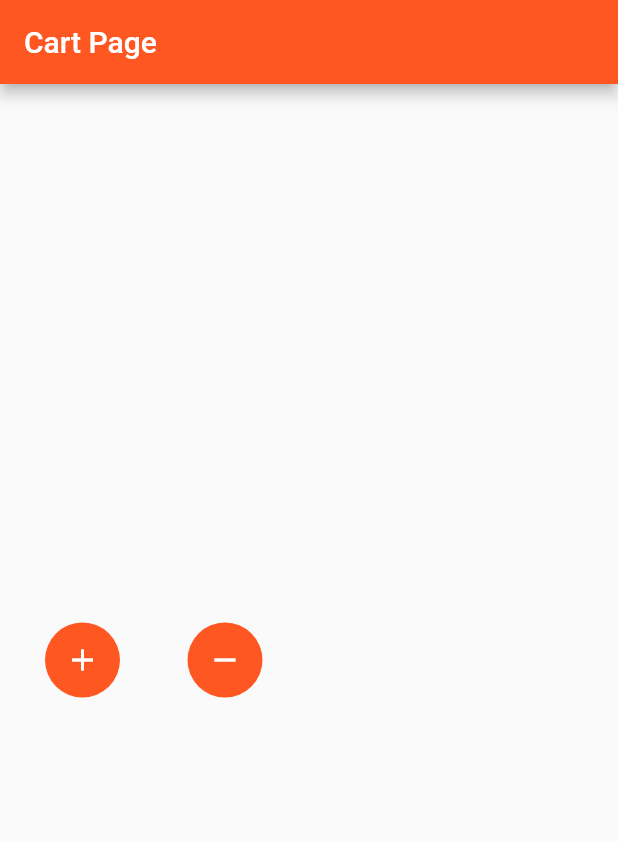
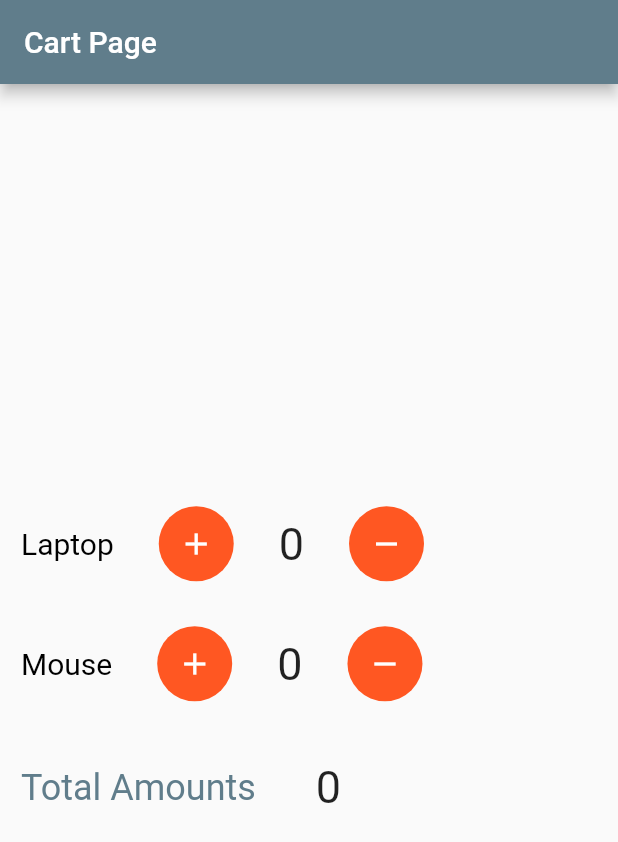
Before and after one commit to k-ayyy/state-management-getx, a Flutter app: the screen it shows after launch, on a phone screen of 412 x 824 dp. Shown: the top 842 px of the screen. Run offline on Flutter 3.47's test engine with Material 2 defaults, Android fonts, the phone set to English and light mode, and no system bars; our stand-ins replace get.

Commit message:
final commit

```diff
--- a/lib/main.dart
+++ b/lib/main.dart
@@ -15,7 +15,7 @@ class MyApp extends StatelessWidget {
       debugShowCheckedModeBanner: false,
       title: "Cart Counter",
       theme: ThemeData(
-        primarySwatch: Colors.deepOrange,
+        primarySwatch: Colors.blueGrey,
         //  visualDensity: VisualDensity.adaptivePlatformDensity,
       ),
       home: CartPage(),
--- a/lib/views/cart_page.dart
+++ b/lib/views/cart_page.dart
@@ -16,13 +16,23 @@ class CartPage extends StatelessWidget {
       ),
       body: SafeArea(
         bottom: false,
-        child: Container(
-          padding: EdgeInsets.all(30),
+        child: Padding(
+          padding: const EdgeInsets.all(14.0),
           child: Column(
             mainAxisAlignment: MainAxisAlignment.center,
             children: <Widget>[
               Row(
                 children: <Widget>[
+                  Text(
+                    "Laptop",
+                    style: TextStyle(
+                      color: Colors.black,
+                      fontSize: 20,
+                    ),
+                  ),
+                  SizedBox(
+                    width: 30,
+                  ),
                   Container(
                     height: 50,
                     width: 50,
@@ -35,11 +45,20 @@ class CartPage extends StatelessWidget {
                         Icons.add,
                         color: Colors.white,
                       ),
-                      onPressed: () => null,
+                      onPressed: () => cartController.incrementLaptop(),
                     ),
                   ),
                   SizedBox(
-                    width: 45,
+                    width: 30,
+                  ),
+                  Obx(() => Text(
+                        "${cartController.laptopCounter.toString()}",
+                        style: TextStyle(
+                          fontSize: 30,
+                        ),
+                      )), // display the counter
+                  SizedBox(
+                    width: 30,
                   ),
                   Container(
                     height: 50,
@@ -53,7 +72,91 @@ class CartPage extends StatelessWidget {
                         Icons.remove,
                         color: Colors.white,
                       ),
-                      onPressed: () => null,
+                      onPressed: () => cartController.decrementLaptop()(),
+                    ),
+                  ),
+                ],
+              ),
+              SizedBox(
+                height: 30,
+              ),
+              Row(
+                children: <Widget>[
+                  Text(
+                    "Mouse",
+                    style: TextStyle(
+                      color: Colors.black,
+                      fontSize: 20,
+                    ),
+                  ),
+                  SizedBox(
+                    width: 30,
+                  ),
+                  Container(
+                    height: 50,
+                    width: 50,
+                    decoration: BoxDecoration(
+                      borderRadius: BorderRadius.circular(26),
+                      color: Colors.deepOrange,
+                    ),
+                    child: IconButton(
+                      icon: Icon(
+                        Icons.add,
+                        color: Colors.white,
+                      ),
+                      onPressed: () => cartController.incrementMouse()(),
+                    ),
+                  ),
+                  SizedBox(
+                    width: 30,
+                  ),
+                  Obx(() => Text(
+                        "${cartController.mouseCounter.toString()}",
+                        style: TextStyle(
+                          fontSize: 30,
+                        ),
+                      )), // display the counter
+                  SizedBox(
+                    width: 30,
+                  ),
+                  Container(
+                    height: 50,
+                    width: 50,
+                    decoration: BoxDecoration(
+                      borderRadius: BorderRadius.circular(26),
+                      color: Colors.deepOrange,
+                    ),
+                    child: IconButton(
+                      icon: Icon(
+                        Icons.remove,
+                        color: Colors.white,
+                      ),
+                      onPressed: () => cartController.decrementMouse()(),
+                    ),
+                  ),
+                ],
+              ),
+              SizedBox(
+                height: 40,
+              ),
+              Row(
+                children: <Widget>[
+                  Text(
+                    "Total Amounts",
+                    style: TextStyle(
+                      fontSize: 24,
+                      color: Colors.blueGrey,
+                    ),
+                  ),
+                  SizedBox(
+                    width: 40,
+                  ),
+                  Obx(
+                    () => Text(
+                      "${cartController.sum.toString()}",
+                      style: TextStyle(
+                        fontSize: 30,
+                      ),
                     ),
                   ),
                 ],
```
Also changed, not shown: lib/controller.dart/cart_controller.dart (+42 -1 lines).
